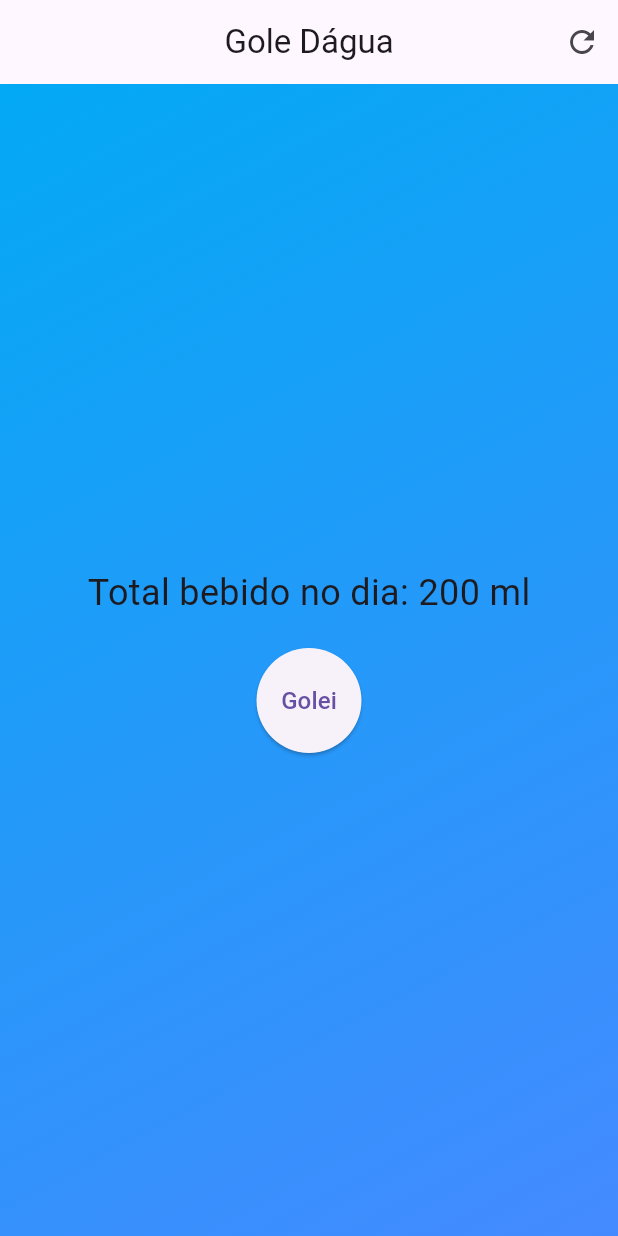
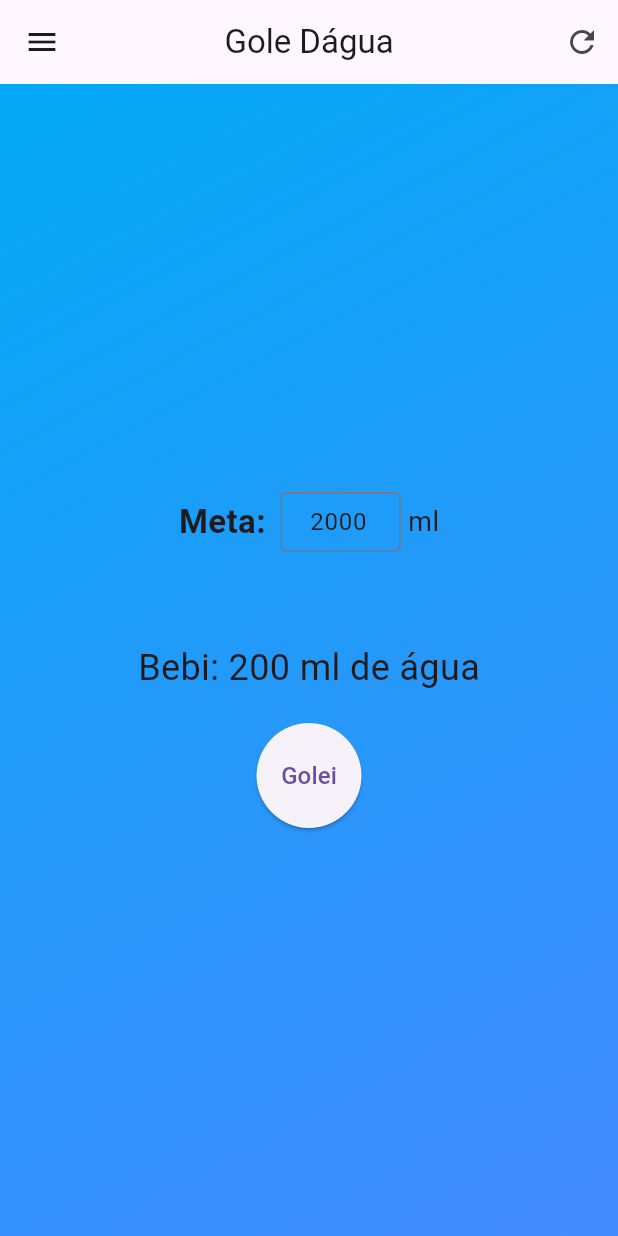
Before and after one commit to andreandrax/gole_dagua, a Flutter app: the screen it shows after launch, after a tap on "Golei", on a phone screen of 412 x 824 dp. Run offline on Flutter 3.47's test engine with Material 3 defaults, Android fonts, the phone set to English and light mode, and no system bars; our stand-ins replace audioplayers, confetti.

Commit message:
inclusão da aba lateral, registros e do alerta

```diff
--- /dev/null
+++ b/lib/alert_reminder.dart
@@ -0,0 +1,32 @@
+import 'dart:async';
+import 'package:flutter/material.dart';
+
+class AlertReminder {
+  static Timer? _timer;
+
+  static void startHourlyAlert(BuildContext context) {
+    // Cancela qualquer timer anterior
+    _timer?.cancel();
+
+    // Inicia um novo timer que dispara a cada hora
+    _timer = Timer.periodic(const Duration(hours: 1), (timer) {
+      showDialog(
+        context: context,
+        builder: (context) => AlertDialog(
+          title: const Text('Atenção'),
+          content: const Text('Hora de beber água!'),
+          actions: [
+            TextButton(
+              onPressed: () => Navigator.of(context).pop(),
+              child: const Text('OK'),
+            ),
+          ],
+        ),
+      );
+    });
+  }
+
+  static void stopHourlyAlert() {
+    _timer?.cancel();
+  }
+}
--- /dev/null
+++ b/lib/custom_drawer.dart
@@ -0,0 +1,43 @@
+import 'package:flutter/material.dart';
+
+class CustomDrawer extends StatelessWidget {
+  final List<Map<String, String>> registros;
+  const CustomDrawer({super.key, required this.registros});
+
+  @override
+  Widget build(BuildContext context) {
+    return Drawer(
+      child: ListView(
+        padding: EdgeInsets.zero,
+        children: [
+          const DrawerHeader(
+            decoration: BoxDecoration(
+              color: Colors.lightBlue,
+            ),
+            child: Text(
+              'Registro das Metas atingidas',
+              style: TextStyle(
+                color: Colors.white,
+                fontSize: 20,
+              ),
+            ),
+          ),
+          ...registros.map((registro) => ListTile(
+                leading: const Icon(Icons.check_circle_outline),
+                title: Text('Data: ${registro['data']}'),
+                subtitle: Text('Intervalo: ${registro['intervalo']}'),
+              )),
+          if (registros.isEmpty)
+            const ListTile(
+              title: Text('Nenhum registro ainda.'),
+            ),
+          const Divider(),
+          const ListTile(
+            leading: Icon(Icons.info),
+            title: Text('Sobre'),
+          ),
+        ],
+      ),
+    );
+  }
+}
--- a/lib/increment_page.dart
+++ b/lib/increment_page.dart
@@ -1,5 +1,7 @@
 import 'package:flutter/material.dart';
-import 'package:audioplayers/audioplayers.dart';
+import 'congrats_page.dart';
+import 'custom_drawer.dart'; // Importa a aba lateral (custom_drawer)
+import 'alert_reminder.dart'; // Importa o lembrete de alerta
 
 class Increment200Page extends StatefulWidget {
   const Increment200Page({super.key});
@@ -10,16 +12,45 @@ class Increment200Page extends StatefulWidget {
 
 
 class _Increment200PageState extends State<Increment200Page> {
+  final GlobalKey<ScaffoldState> _scaffoldKey = GlobalKey<ScaffoldState>(); //controla a abertura da aba lateral
   int _counter = 0;
+  int _meta = 2000; // Valor inicial da meta
+  final TextEditingController _metaController = TextEditingController();
+  List<Map<String, String>> _registros = []; //lista de registro onde terá data e intervalo
+  DateTime? _ultimaMeta; // Para calcular o intervalo
 
-  final AudioPlayer _audioPlayer = AudioPlayer();
+  @override
+  void initState() {
+    super.initState();
+    _metaController.text = _meta.toString();
+    AlertReminder.startHourlyAlert(context);
+  }
 
- void _incrementBy200() async {
+  void _incrementBy200() {
     setState(() {
       _counter += 200;
     });
-    if (_counter == 2000) {
-      await _audioPlayer.play(AssetSource('audio/toque.mp3')); // Caminho do áudio na pasta assets
+    if (_counter >= _meta) { //condição acionada quando atingir a meta
+      final agora = DateTime.now(); //adição dos resgistros na lista
+    String intervalo = '';
+    if (_ultimaMeta != null) {
+      final diff = agora.difference(_ultimaMeta!);
+      intervalo = '${diff.inHours}h ${diff.inMinutes % 60}min';
+    } else {
+      intervalo = '-';
+    }
+    _ultimaMeta = agora;
+    _registros.insert(0, {
+      'data': '${agora.day}/${agora.month}/${agora.year} ${agora.hour}:${agora.minute.toString().padLeft(2, '0')}',
+      'intervalo': intervalo,
+    });
+    if (_registros.length > 7) {
+      _registros = _registros.sublist(0, 7);
+    }
+      Navigator.push(
+        context,
+        MaterialPageRoute(builder: (context) => const CongratsPage()), //chama a pág. de congrat após atingir a meta
+      );
     }
   }
 
@@ -30,18 +61,34 @@ class _Increment200PageState extends State<Increment200Page> {
   }
 
   @override
+  void dispose() {
+    _metaController.dispose();
+    AlertReminder.stopHourlyAlert();
+    super.dispose();
+  }
+
+  @override
   Widget build(BuildContext context) {
     return Scaffold(
+      key: _scaffoldKey,
+      drawer: CustomDrawer(registros: _registros), //aciona a aba lateral no layout
       appBar: AppBar(
         title: const Text('Gole Dágua'),
         centerTitle: true,
         automaticallyImplyLeading: false,
+        leading: IconButton(
+          icon: const Icon(Icons.menu),
+          tooltip: 'Abrir menu',
+          onPressed: () {
+            _scaffoldKey.currentState?.openDrawer();
+          },
+        ),
         actions: [
           IconButton(
-          icon: const Icon(Icons.refresh),
-          tooltip: 'Zerar',
-          onPressed: _resetCounter,
-        )
+            icon: const Icon(Icons.refresh), //botão zerar
+            tooltip: 'Zerar',
+            onPressed: _resetCounter,
+          )
         ],
       ),
       body: Container(
@@ -56,12 +103,47 @@ class _Increment200PageState extends State<Increment200Page> {
           child: Column(
             mainAxisAlignment: MainAxisAlignment.center,
             children: [
-              Text('Total bebido no dia: $_counter ml', style: const TextStyle(fontSize: 24)),
+              // Meta centralizada com campo de edição ao lado
+              Row(
+                mainAxisAlignment: MainAxisAlignment.center,
+                children: [
+                  const Text(
+                    'Meta:',
+                    style: TextStyle(fontSize: 22, fontWeight: FontWeight.bold),
+                  ),
+                  const SizedBox(width: 10),
+                  SizedBox(  //configuração do box onde a meta é inserida pelo usuário
+                    width: 80,
+                    child: TextField(
+                      controller: _metaController,
+                      keyboardType: TextInputType.number,
+                      textAlign: TextAlign.center,
+                      decoration: const InputDecoration(
+                        border: OutlineInputBorder(),
+                        isDense: true,
+                        contentPadding: EdgeInsets.symmetric(vertical: 8),
+                      ),
+                      onSubmitted: (value) {
+                        setState(() {
+                          _meta = int.tryParse(value) ?? _meta;
+                        });
+                      },
+                    ),
+                  ),
+                  const SizedBox(width: 5),
+                  const Text(
+                    'ml',
+                    style: TextStyle(fontSize: 18),
+                  ),
+                ],
+              ),
+              const SizedBox(height: 60),
+              Text('Bebi: $_counter ml de água', style: const TextStyle(fontSize: 24)),
               const SizedBox(height: 20),
               SizedBox(
                 width: 70,
                 height: 70,
-                child: ElevatedButton(
+                child: ElevatedButton(    //botão Golei
                   onPressed: _incrementBy200,
                   style: ElevatedButton.styleFrom(
                     shape: const CircleBorder(),
--- a/lib/main.dart
+++ b/lib/main.dart
@@ -3,6 +3,7 @@
 
 void main() {
   runApp(const MaterialApp(
+    debugShowCheckedModeBanner: false, // tira a flag "debug" da página
     home: Increment200Page(),
   ));
 }
--- a/pubspec.yaml
+++ b/pubspec.yaml
@@ -31,6 +31,7 @@ dependencies:
   flutter:
     sdk: flutter
   audioplayers: ^5.2.1
+  confetti: ^0.7.0
 
 
 
```
Also changed, not shown: lib/congrats_page.dart (added, +69 -0 lines), pubspec.lock.
